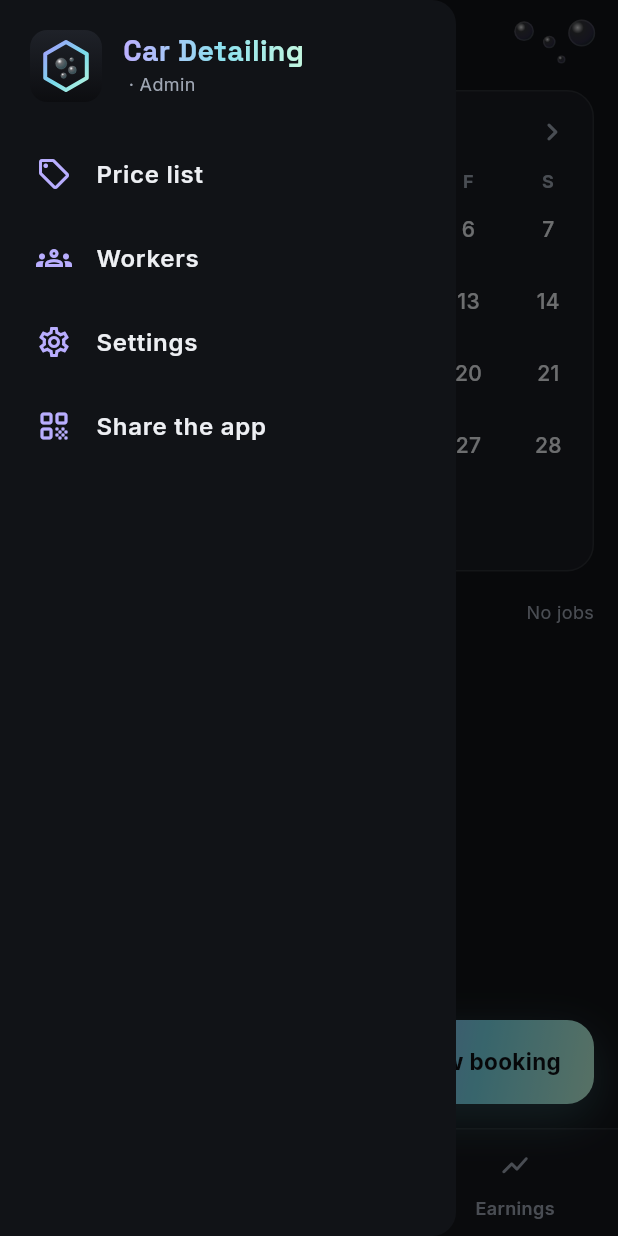
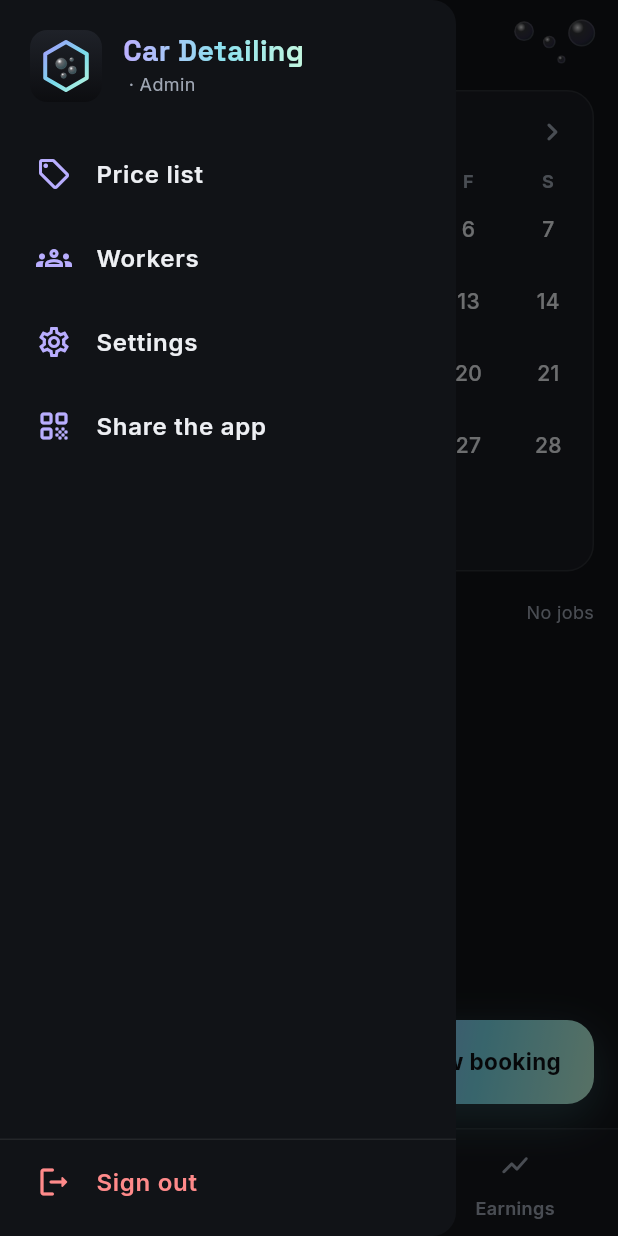
Before and after one commit to nananeko1305/car-detailing, a Flutter app: the HomeScreen screen opened directly with empty values, with the side drawer open, on a phone screen of 412 x 824 dp. Run offline on Flutter 3.47's test engine with Material 3 defaults, Android fonts, the phone set to English and light mode, and no system bars; our stand-ins replace cloud_firestore, firebase_auth, firebase_core, firebase_messaging, package_info_plus, qr_flutter and 2 more; accounts and stored records are empty; network calls fail.

Commit message:
fix(menu): sign out from the bottom of the side menu, in red
It was at the end of Settings. The menu ends with it now, under a
divider, and Settings no longer has it.

Co-Authored-By: Claude Opus 5.5 <noreply@anthropic.com>

```diff
--- a/lib/widgets/app_drawer.dart
+++ b/lib/widgets/app_drawer.dart
@@ -6,12 +6,14 @@ import '../screens/price_list_screen.dart';
 import '../screens/settings_screen.dart';
 import '../screens/share_app_screen.dart';
 import '../screens/workers_screen.dart';
+import '../services/auth_service.dart';
 import '../services/live_data.dart';
 import '../theme/app_colors.dart';
 import 'app_logo.dart';
 import 'pearl.dart';
 
-/// The side menu: price list, the crew, settings, sharing the app.
+/// The side menu: price list, the crew, settings, sharing the app, and at
+/// the very bottom, in red, signing out.
 class AppDrawer extends StatelessWidget {
   const AppDrawer({super.key, required this.data, required this.profile});
 
@@ -32,6 +34,9 @@ class AppDrawer extends StatelessWidget {
     return Drawer(
       backgroundColor: c.background,
       child: SafeArea(
+        child: Column(
+          children: [
+            Expanded(
               child: ListView(
                 padding: const EdgeInsets.symmetric(vertical: 12),
                 children: [
@@ -82,22 +87,47 @@ class AppDrawer extends StatelessWidget {
                 ],
               ),
             ),
+            Divider(color: c.border, height: 1),
+            _Item(
+              icon: Icons.logout_rounded,
+              label: t.signOut,
+              color: c.danger,
+              onTap: () {
+                Navigator.of(context).pop();
+                AuthService.instance.signOut();
+              },
+            ),
+            const SizedBox(height: 8),
+          ],
+        ),
+      ),
     );
   }
 }
 
 class _Item extends StatelessWidget {
-  const _Item({required this.icon, required this.label, required this.onTap});
+  const _Item({
+    required this.icon,
+    required this.label,
+    required this.onTap,
+    this.color,
+  });
 
   final IconData icon;
   final String label;
   final VoidCallback onTap;
 
+  /// Icon and text color; the accent when null.
+  final Color? color;
+
   @override
   Widget build(BuildContext context) => ListTile(
     contentPadding: const EdgeInsets.symmetric(horizontal: 24),
-    leading: Icon(icon, color: context.colors.primary),
-    title: Text(label, style: const TextStyle(fontWeight: FontWeight.w600)),
+    leading: Icon(icon, color: color ?? context.colors.primary),
+    title: Text(
+      label,
+      style: TextStyle(fontWeight: FontWeight.w600, color: color),
+    ),
     onTap: onTap,
   );
 }
```
Also changed, not shown: lib/screens/settings_screen.dart (+2 -13 lines), 1 other file. Lines whose indentation alone changed are shown as unchanged.
